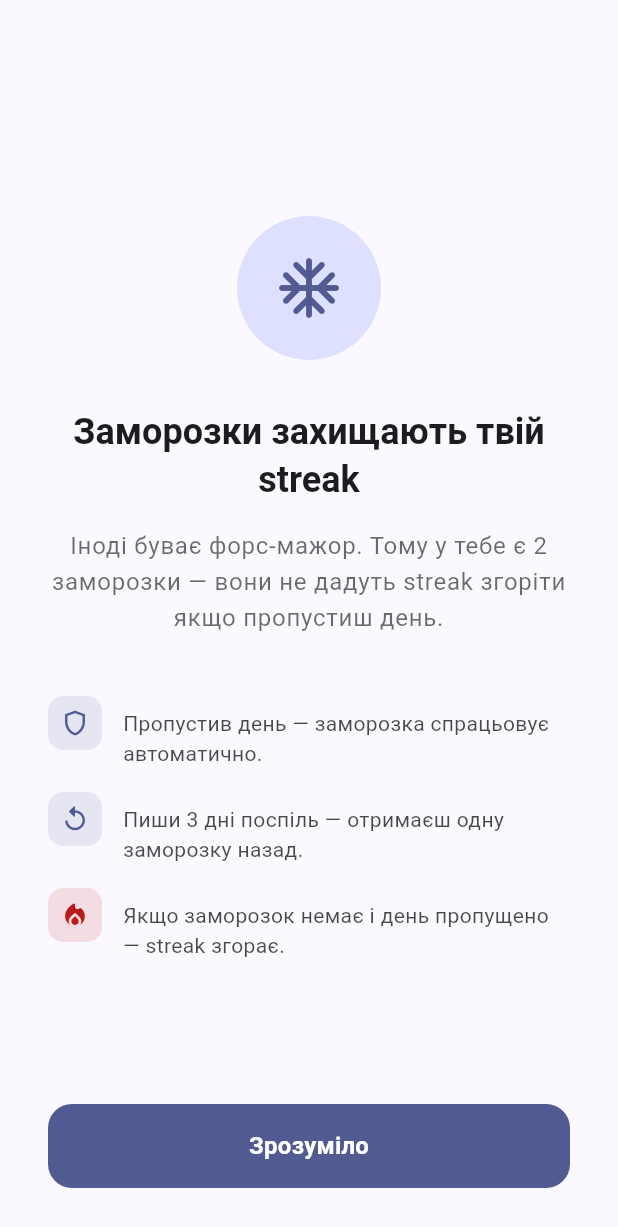
After one commit to NikitaBerezhnyj/Journi, a Flutter app: the FreezeIntroScreen screen opened directly, on a phone screen of 412 x 824 dp. The commit adds this screen. Shown: the top 1227 px of the screen. Run offline on Flutter 3.47's test engine with Material 3 defaults, Android fonts, the phone set to English and light mode, and no system bars; our stand-ins replace flutter_local_notifications, flutter_riverpod, flutter_timezone, shared_preferences, sqflite, timezone; accounts and stored records are empty.

Commit message:
feat: added hint about freeze for better ux

```diff
--- /dev/null
+++ b/lib/screens/freeze_intro_screen.dart
@@ -0,0 +1,165 @@
+import 'package:flutter/material.dart';
+import 'package:shared_preferences/shared_preferences.dart';
+
+class FreezeIntroScreen extends StatelessWidget {
+  const FreezeIntroScreen({super.key});
+
+  static const _key = 'freeze_hint_seen';
+
+  static Future<bool> shouldShow() async {
+    final prefs = await SharedPreferences.getInstance();
+    return !(prefs.getBool(_key) ?? false);
+  }
+
+  static Future<void> markSeen() async {
+    final prefs = await SharedPreferences.getInstance();
+    await prefs.setBool(_key, true);
+  }
+
+  @override
+  Widget build(BuildContext context) {
+    final theme = Theme.of(context);
+    final cs = theme.colorScheme;
+
+    return Scaffold(
+      body: SafeArea(
+        child: Padding(
+          padding: const EdgeInsets.fromLTRB(32, 48, 32, 32),
+          child: Column(
+            crossAxisAlignment: CrossAxisAlignment.center,
+            children: [
+              const Spacer(),
+
+              Container(
+                width: 96,
+                height: 96,
+                decoration: BoxDecoration(
+                  color: cs.primaryContainer,
+                  shape: BoxShape.circle,
+                ),
+                child: Icon(Icons.ac_unit_rounded, size: 48, color: cs.primary),
+              ),
+              const SizedBox(height: 32),
+
+              Text(
+                'Заморозки захищають твій streak',
+                textAlign: TextAlign.center,
+                style: theme.textTheme.headlineSmall?.copyWith(
+                  fontWeight: FontWeight.w700,
+                  color: cs.onSurface,
+                ),
+              ),
+              const SizedBox(height: 16),
+
+              Text(
+                'Іноді буває форс-мажор. Тому у тебе є 2 заморозки — вони не дадуть streak згоріти якщо пропустиш день.',
+                textAlign: TextAlign.center,
+                style: theme.textTheme.bodyLarge?.copyWith(
+                  color: cs.onSurface.withOpacity(0.65),
+                  height: 1.5,
+                ),
+              ),
+              const SizedBox(height: 40),
+
+              _RuleItem(
+                icon: Icons.shield_outlined,
+                color: cs.primary,
+                text: 'Пропустив день — заморозка спрацьовує автоматично.',
+                theme: theme,
+                cs: cs,
+              ),
+              const SizedBox(height: 16),
+              _RuleItem(
+                icon: Icons.replay_rounded,
+                color: cs.primary,
+                text: 'Пиши 3 дні поспіль — отримаєш одну заморозку назад.',
+                theme: theme,
+                cs: cs,
+              ),
+              const SizedBox(height: 16),
+              _RuleItem(
+                icon: Icons.local_fire_department_rounded,
+                color: cs.error,
+                text: 'Якщо заморозок немає і день пропущено — streak згорає.',
+                theme: theme,
+                cs: cs,
+              ),
+
+              const Spacer(),
+
+              SizedBox(
+                width: double.infinity,
+                child: FilledButton(
+                  onPressed: () async {
+                    await markSeen();
+                    if (context.mounted) Navigator.pop(context);
+                  },
+                  style: FilledButton.styleFrom(
+                    padding: const EdgeInsets.symmetric(vertical: 16),
+                    shape: RoundedRectangleBorder(
+                      borderRadius: BorderRadius.circular(16),
+                    ),
+                  ),
+                  child: Text(
+                    'Зрозуміло',
+                    style: theme.textTheme.titleMedium?.copyWith(
+                      color: cs.onPrimary,
+                      fontWeight: FontWeight.w600,
+                    ),
+                  ),
+                ),
+              ),
+            ],
+          ),
+        ),
+      ),
+    );
+  }
+}
+
+class _RuleItem extends StatelessWidget {
+  final IconData icon;
+  final Color color;
+  final String text;
+  final ThemeData theme;
+  final ColorScheme cs;
+
+  const _RuleItem({
+    required this.icon,
+    required this.color,
+    required this.text,
+    required this.theme,
+    required this.cs,
+  });
+
+  @override
+  Widget build(BuildContext context) {
+    return Row(
+      crossAxisAlignment: CrossAxisAlignment.start,
+      children: [
+        Container(
+          width: 36,
+          height: 36,
+          decoration: BoxDecoration(
+            color: color.withOpacity(0.12),
+            borderRadius: BorderRadius.circular(10),
+          ),
+          child: Icon(icon, size: 20, color: color),
+        ),
+        const SizedBox(width: 14),
+        Expanded(
+          child: Padding(
+            padding: const EdgeInsets.only(top: 8),
+            child: Text(
+              text,
+              style: theme.textTheme.bodyMedium?.copyWith(
+                color: cs.onSurface.withOpacity(0.8),
+                height: 1.4,
+              ),
+            ),
+          ),
+        ),
+      ],
+    );
+  }
+}
```
Also changed, not shown: lib/screens/home_screen.dart (+23 -1 lines), lib/widgets/layout/freeze_info_bottom_sheet.dart (added, +193 -0 lines), lib/widgets/layout/streak_view.dart (+9 -5 lines).
